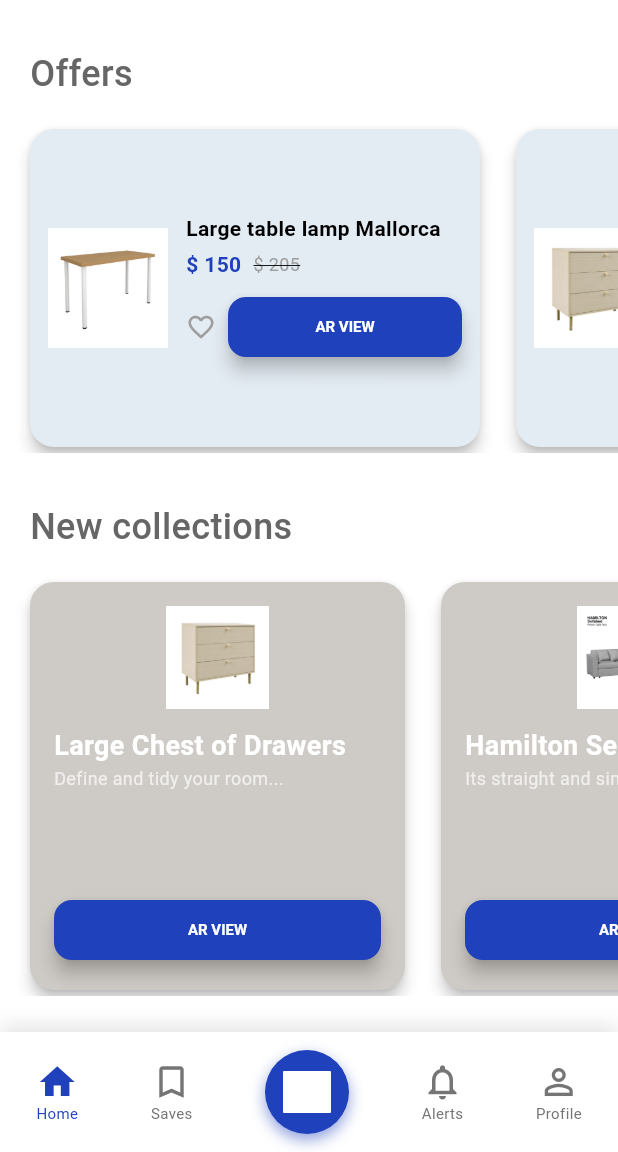
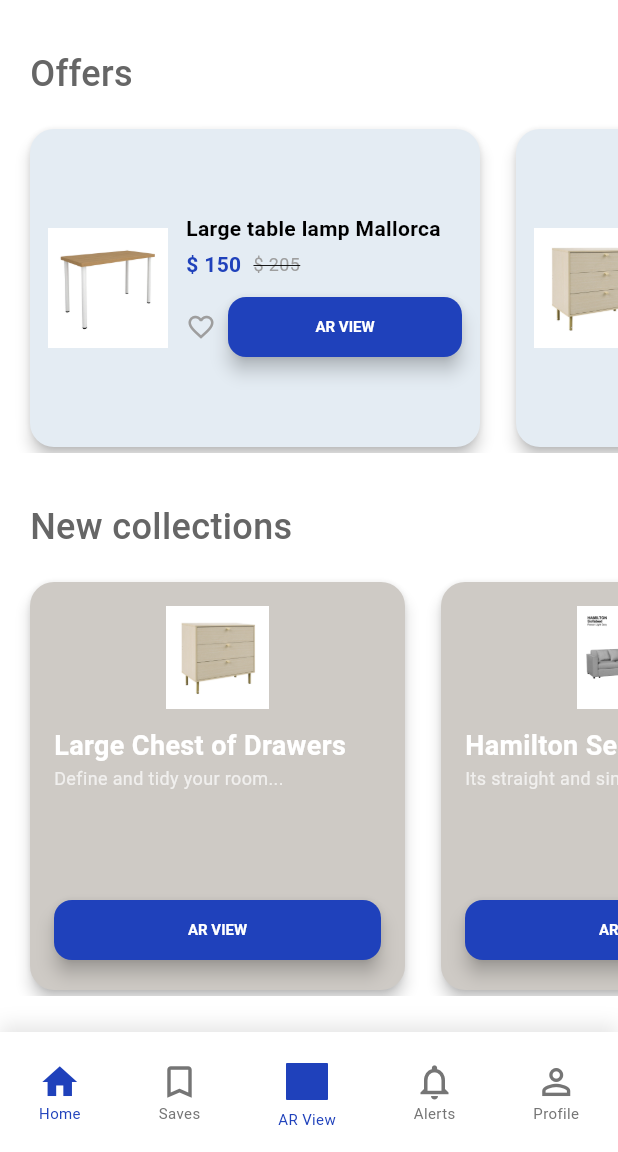
Before and after one commit to Labidesti/ar_furniture_ui, a Flutter app: the HomeWrapper screen opened by its route, on a phone screen of 412 x 824 dp, the part 84-1236 px from its top. Run offline on Flutter 3.47's test engine with Material 3 defaults, Android fonts, the phone set to English and light mode, and no system bars; Roboto replaces fonts that are missing (Poppins).

Commit message:
Initial commit

```diff
--- a/lib/main.dart
+++ b/lib/main.dart
@@ -1,6 +1,7 @@
 import 'package:flutter/material.dart';
 import 'package:url_launcher/url_launcher.dart';
-import 'dart:async';
+import 'dart:convert';
+import 'package:flutter/services.dart' show rootBundle;
 
 // --- CONSTANTS ---
 const Color kPrimaryBlue = Color(0xFF1F41BB);
@@ -399,11 +400,11 @@ class _HomeWrapperState extends State<HomeWrapper> {
   int _selectedIndex = 0;
 
   // The actual screens corresponding to the nav bar items
-  final List<Widget> _screens = [
-    const HomeScreen(),
-    const SavesScreen(),
-    const AlertsScreen(),
-    const ProfileScreen(),
+  final List<Widget> _screens = const [
+    HomeScreen(),
+    SavesScreen(),
+    AlertsScreen(),
+    ProfileScreen(),
   ];
 
   void _onItemTapped(int index) {
@@ -421,26 +422,24 @@ class _HomeWrapperState extends State<HomeWrapper> {
 
   // --- BUILD METHODS MOVED HERE ---
   Widget _buildARButton(BuildContext context) {
+    // FIX: Removed circular container/shadow, implemented icon and label
     return GestureDetector(
       onTap: () => _onItemTapped(2), // Navigates to Tutorial screen
-      child: Container(
-        width: 56,
-        height: 56,
-        decoration: BoxDecoration(
-          color: kPrimaryBlue,
-          shape: BoxShape.circle,
-          boxShadow: [
-            BoxShadow(
-              color: kPrimaryBlue.withValues(alpha: 0.5),
-              blurRadius: 8,
-              offset: const Offset(0, 4),
+      child: Column(
+        mainAxisSize: MainAxisSize.min,
+        mainAxisAlignment: MainAxisAlignment.center,
+        children: [
+          Padding(
+            padding: const EdgeInsets.all(4.0),
+            child: Image.asset(
+              kARIconPath,
+              height: 28,
+              width: 28,
+              color: kPrimaryBlue, // Icon color to match the active state
             ),
-          ],
-        ),
-        child: Padding(
-          padding: const EdgeInsets.all(12.0),
-          child: Image.asset(kARIconPath, height: 28, width: 28, color: Colors.white),
-        ),
+          ),
+          const Text('AR View', style: TextStyle(color: kPrimaryBlue, fontSize: 10)),
+        ],
       ),
     );
   }
@@ -452,7 +451,7 @@ class _HomeWrapperState extends State<HomeWrapper> {
         color: Colors.white,
         boxShadow: [
           BoxShadow(
-            color: Colors.black.withValues(alpha: 0.1),
+            color: Colors.black.withOpacity(0.1),
             blurRadius: 10,
             offset: const Offset(0, -5),
           ),
@@ -493,7 +492,8 @@ class _HomeWrapperState extends State<HomeWrapper> {
   @override
   Widget build(BuildContext context) {
     return Scaffold(
-      endDrawer: const Drawer(child: MenuScreen()), // Menu screen available on all main screens
+      // FIX: The menu button now correctly uses the class/widget reference
+      endDrawer: const Drawer(child: MenuScreen()),
       body: IndexedStack(
         index: _selectedIndex,
         children: _screens,
@@ -507,6 +507,7 @@ class _HomeWrapperState extends State<HomeWrapper> {
 class HomeScreen extends StatelessWidget {
   const HomeScreen({super.key});
 
+  // --- START OF HELPER METHODS FOR HOME SCREEN ---
   SliverAppBar _buildSliverAppBar(BuildContext context) {
     return SliverAppBar(
       backgroundColor: kCardBackground,
@@ -529,7 +530,7 @@ class HomeScreen extends StatelessWidget {
               ),
               IconButton(
                 icon: const Icon(Icons.menu, color: kHeaderTextColor),
-                onPressed: () => Scaffold.of(context).openEndDrawer(), // Open the end drawer
+                onPressed: () => Scaffold.of(context).openEndDrawer(),
               ),
             ],
           ),
@@ -683,6 +684,7 @@ class HomeScreen extends StatelessWidget {
   }
 
   Widget _buildFavoriteCard(BuildContext context, Map<String, dynamic> item) {
+    // Tapping the card navigates to ProductDetailScreen
     return GestureDetector(
       onTap: () => Navigator.push(context, MaterialPageRoute(builder: (_) => ProductDetailScreen(product: item))),
       child: Card(
@@ -728,6 +730,7 @@ class HomeScreen extends StatelessWidget {
       ),
     );
   }
+  // --- END OF HELPER METHODS FOR HOME SCREEN ---
 
   @override
   Widget build(BuildContext context) {
@@ -743,11 +746,11 @@ class HomeScreen extends StatelessWidget {
                 _buildHorizontalList(_mockHomeData["new_collections"]!, _buildCollectionCard),
                 _buildSectionHeader("Favorites", "Roboto"),
                 SliverPadding(
-                  padding: const EdgeInsets.symmetric(horizontal: 16), // Apply horizontal padding to the grid
+                  padding: const EdgeInsets.symmetric(horizontal: 16),
                   sliver: _buildFavoritesGrid(_mockHomeData["favorites"]!),
                 ),
                 const SliverToBoxAdapter(
-                  // This ensures the last item scrolls up above the bottom navigation bar
+                  // Final spacing to lift content above the fixed bottom bar
                   child: SizedBox(height: 100),
                 ),
               ],
@@ -1150,7 +1153,7 @@ class _ProductDetailScreenState extends State<ProductDetailScreen> {
                   backgroundColor: kBuyNowColor, // Green for "Buy Now"
                 ),
                 onPressed: () {
-                  final String externalUrl = product["external_url"] ?? "https://mandauefoam.ph/products/default-page";
+                  final String externalUrl = widget.product["external_url"] ?? "https://mandauefoam.ph/products/default-page";
                   _launchURL(context, externalUrl);
                 },
                 child: const Text("Buy Now on Mandaue Foam Website"),
```
Also changed, not shown: lib/dump.dart (added).
